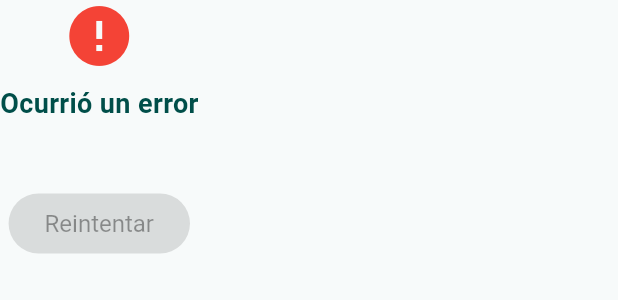
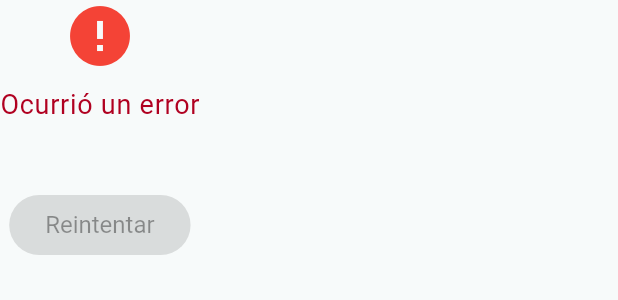
Before and after one commit to Emmanueloz/frontend_water_quality, a Flutter app: the ErrorView widget shown alone on an empty page, opened directly with empty values, on a phone screen of 412 x 824 dp. Shown: the top 300 px of the screen. Run offline on Flutter 3.47's test engine with Material 3 defaults, Android fonts, the phone set to English and light mode, and no system bars; our stand-ins replace fl_chart, flutter_map, go_router, latlong2; missing offline and left inert: flutter_map_cancellable_tile_provider, girix_code_gauge.

Commit message:
fix: se utilizo el theme para los componentes success y error.

```diff
--- a/lib/presentation/widgets/specific/meter_connection/error_view.dart
+++ b/lib/presentation/widgets/common/molecules/error_view.dart
@@ -11,13 +11,16 @@ class ErrorView extends StatelessWidget {
 
   @override
   Widget build(BuildContext context) {
+    final theme = Theme.of(context);
     return Column(
       mainAxisSize: MainAxisSize.min,
       children: [
         const Icon(Icons.error, size: 48, color: Colors.red),
         const SizedBox(height: 8),
         Text('Ocurrió un error',
-            style: TextStyle(fontSize: 18, fontWeight: FontWeight.w600)),
+            style: theme.textTheme.bodyLarge?.copyWith(
+              color: theme.colorScheme.error,
+            )),
         const SizedBox(height: 4),
         Text(message, textAlign: TextAlign.center),
         const SizedBox(height: 16),
```
Also changed, not shown: lib/presentation/widgets/common/molecules/success_view.dart (added, +24 -0 lines), lib/presentation/widgets/specific/meter_connection/main_meter_connection_widget.dart (+4 -5 lines), lib/presentation/widgets/specific/meter_connection/success_view.dart (deleted, +0 -21 lines).
